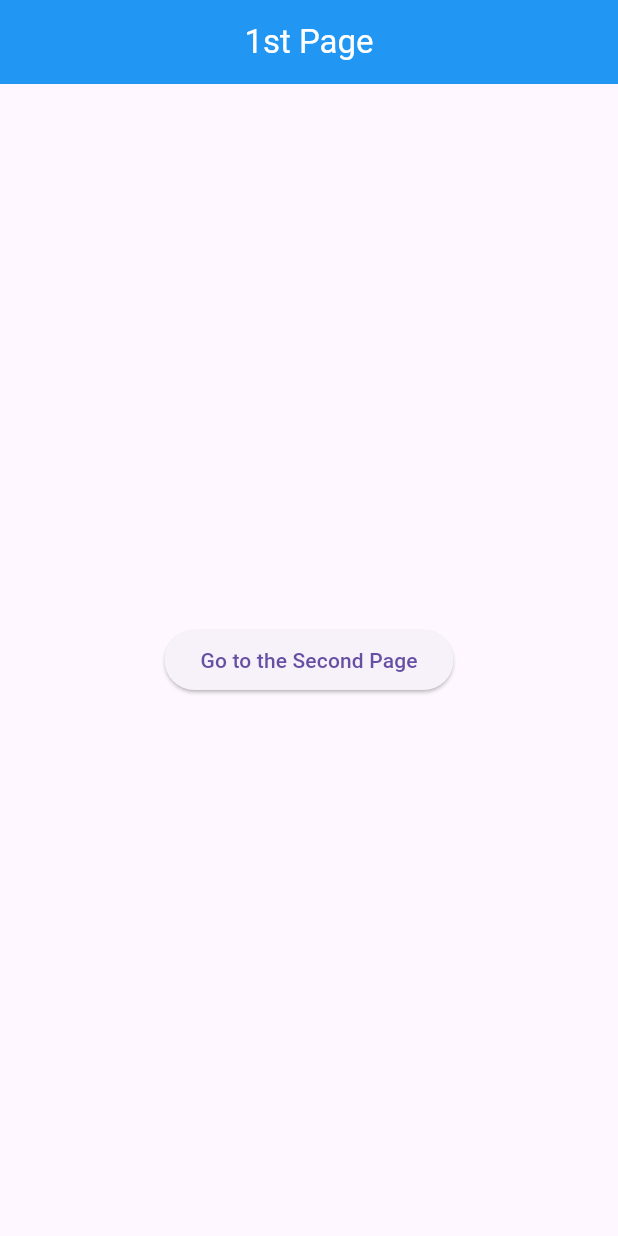
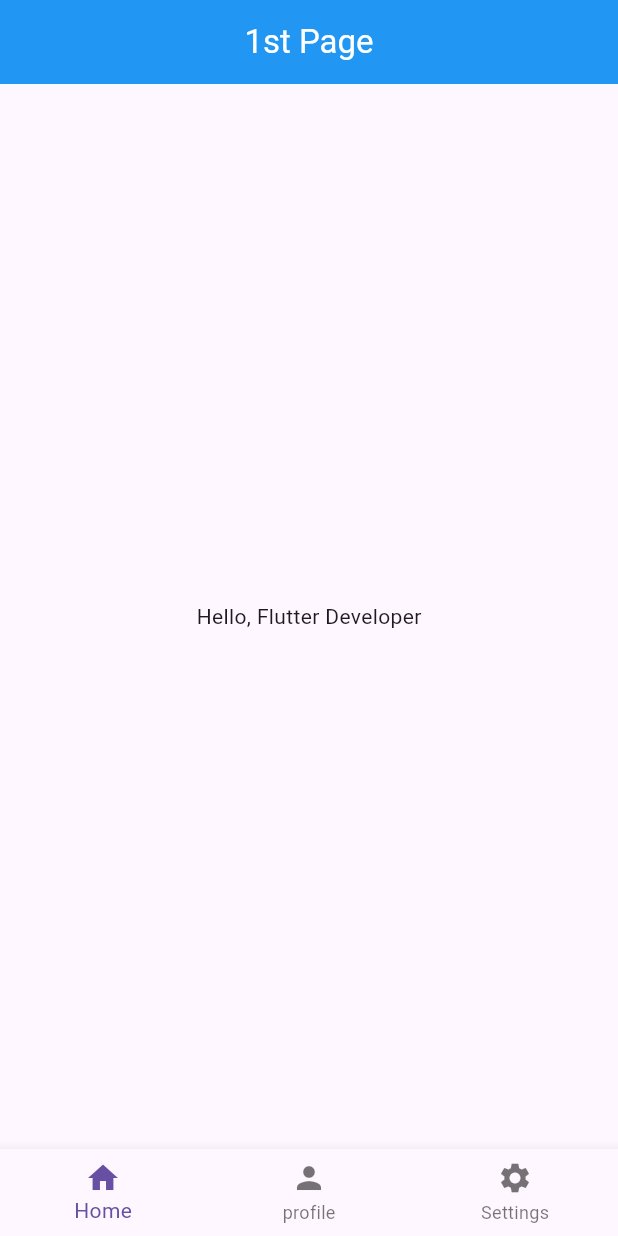
Before and after one commit to ojaswi1234/flutter_first_project, a Flutter app: the screen it shows after launch, on a phone screen of 412 x 824 dp. Run offline on Flutter 3.47's test engine with Material 3 defaults, Android fonts, the phone set to English and light mode, and no system bars.

Commit message:
initial commit

```diff
--- a/lib/first_page.dart
+++ /dev/null
@@ -1,32 +0,0 @@
-import 'package:flutter/material.dart';
-import 'package:lets_see/second_page.dart';
-
-class FirstPage extends StatelessWidget{
-  const FirstPage({super.key});
-
-
-  @override
-  Widget build(BuildContext context) {
-    return Scaffold(
-      appBar: AppBar(
-        centerTitle: true,
-        title: Text("1st Page", style: TextStyle(color: Colors.white)),
-        backgroundColor: Colors.blue,
-
-      ),
-      body: Center(
-        child: ElevatedButton(
-          child: Text("Go to the Second Page"),
-          onPressed: (){
-            Navigator.push(context,
-              MaterialPageRoute(
-                builder: (context) => SecondPage(),
-              ),
-            );
-          },
-
-        )
-      )
-    );
-  }
-}
--- a/lib/main.dart
+++ b/lib/main.dart
@@ -1,5 +1,8 @@
 import 'package:flutter/material.dart';
-import 'package:lets_see/first_page.dart';
+import 'package:lets_see/pages/first_page.dart';
+import 'package:lets_see/pages/home_page.dart';
+import 'package:lets_see/pages/settings_page.dart';
+
 
 void main() {
   runApp(const MainApp());
@@ -14,7 +17,12 @@ class MainApp extends StatelessWidget {
   Widget build(BuildContext context) {
     return MaterialApp(
       debugShowCheckedModeBanner: false,
-      home: FirstPage()
+      home: FirstPage(),
+      routes: {
+        '/main': (context) => FirstPage(),
+        '/home': (context) => HomePage(),
+        '/settings': (context) => SettingsPage(),
+      }
     );
   }
 }
--- /dev/null
+++ b/lib/pages/first_page.dart
@@ -0,0 +1,80 @@
+import 'package:flutter/material.dart';
+
+
+class FirstPage extends StatelessWidget{
+  const FirstPage({super.key});
+
+
+
+  @override
+  Widget build(BuildContext context) {
+    return Scaffold(
+      appBar: AppBar(
+        centerTitle: true,
+        title: Text("1st Page", style: TextStyle(color: Colors.white)),
+        backgroundColor: Colors.blue,
+      ),
+      /* drawer: Drawer(
+
+        child: Column(
+          children: [
+            DrawerHeader(
+              decoration: BoxDecoration(
+                gradient: LinearGradient(
+                  colors: [Colors.blue, Colors.white],
+                  begin: Alignment.topCenter,
+                  end: Alignment.bottomRight,
+                ),
+              ),
+                child: Row(
+                  mainAxisAlignment: MainAxisAlignment.start,
+
+                  children: [
+                  Icon(Icons.sunny, size: 44, color: Colors.white),
+                  Text("Hello", style: TextStyle(color: Colors.white , fontSize: 24, fontWeight: FontWeight.bold),
+                  ),
+                  ],
+                ),
+            ),
+
+            ListTile(
+              leading: Icon(Icons.home),
+              title: Text("H O M E"),
+              onTap: (){
+                Navigator.pop(context);
+                Navigator.pushNamed(context, '/home');
+              },
+            ),
+            ListTile(
+              leading: Icon(Icons.settings),
+              title: Text("S E T T I N G S"),
+              onTap: (){
+                Navigator.pop(context);
+                Navigator.pushNamed(context, '/settings');
+              },
+            ),
+            ListTile(
+              leading: Icon(Icons.logout),
+              title: Text("L O G O U T"),
+              onTap: (){
+                Navigator.pop(context);
+              },
+            ),
+          ],
+        ),
+      ), */
+
+      bottomNavigationBar: BottomNavigationBar(
+      items: [
+        BottomNavigationBarItem(icon: Icon(Icons.home), label: "Home"),
+        BottomNavigationBarItem(icon: Icon(Icons.person), label: "profile"),
+        BottomNavigationBarItem(icon: Icon(Icons.settings), label: "Settings"
+        )
+      ],
+      ),
+      body: Center(
+        child: Text("Hello, Flutter Developer")
+      ),
+      );
+  }
+}
```
Also changed, not shown: lib/pages/home_page.dart (added, +17 -0 lines), lib/pages/settings_page.dart (added, +14 -0 lines), lib/second_page.dart (deleted, +0 -34 lines), lib/pages/profile_page.dart (added).
